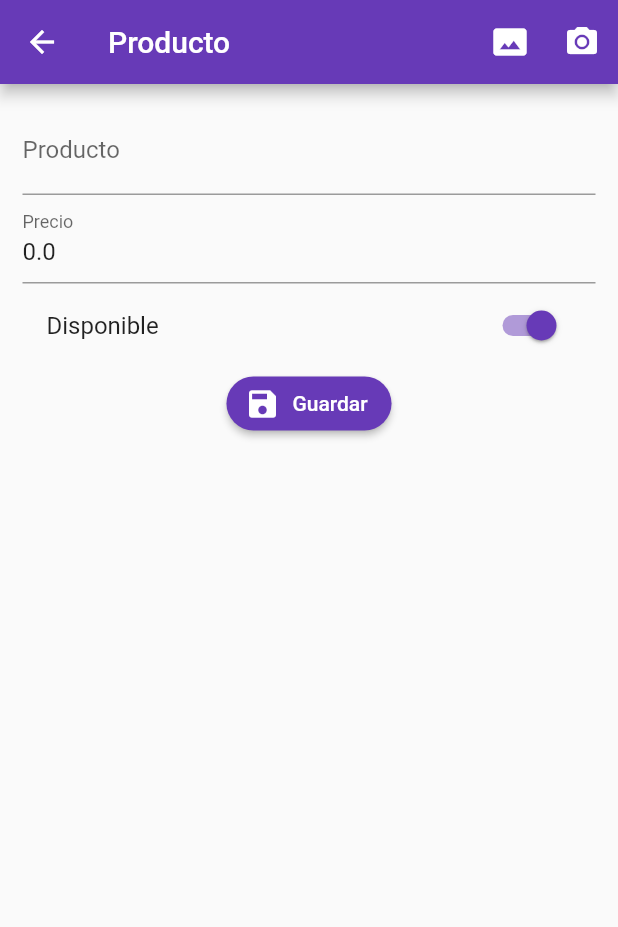
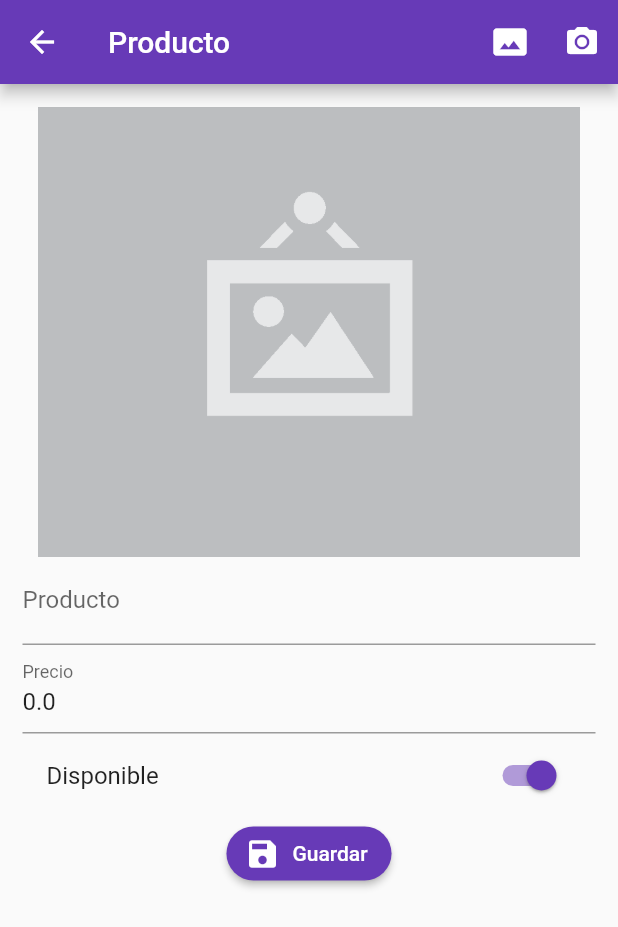
Before and after one commit to victand98/flutter_form_validation, a Flutter app: the ProductPage screen opened by its route, after a tap on the "photo size select actual" icon, on a phone screen of 412 x 824 dp. Shown: the top 927 px of the screen. Run offline on Flutter 3.47's test engine with Material 2 defaults, Android fonts, the phone set to English and light mode, and no system bars; our stand-ins replace image_picker, rxdart; network calls fail.

Commit message:
Image Picker

```diff
--- a/lib/src/pages/product_page.dart
+++ b/lib/src/pages/product_page.dart
@@ -1,4 +1,6 @@
+import 'dart:io';
 import 'package:flutter/material.dart';
+import 'package:image_picker/image_picker.dart';
 
 import 'package:flutter_form_validation/src/models/product_model.dart';
 import 'package:flutter_form_validation/src/providers/products_provider.dart';
@@ -19,6 +21,8 @@ class _ProductPageState extends State<ProductPage> {
 
   bool _saving = false;
 
+  File photo;
+
   @override
   Widget build(BuildContext context) {
     final ProductModel productData = ModalRoute.of(context).settings.arguments;
@@ -34,11 +38,11 @@ class _ProductPageState extends State<ProductPage> {
         actions: [
           IconButton(
             icon: Icon(Icons.photo_size_select_actual),
-            onPressed: () {},
+            onPressed: _selectPhoto,
           ),
           IconButton(
             icon: Icon(Icons.camera_alt),
-            onPressed: () {},
+            onPressed: _takePhoto,
           ),
         ],
       ),
@@ -49,6 +53,7 @@ class _ProductPageState extends State<ProductPage> {
             key: formKey,
             child: Column(
               children: [
+                _showPhoto(),
                 _createName(),
                 _createPrice(),
                 _createAvailable(),
@@ -136,4 +141,43 @@ class _ProductPageState extends State<ProductPage> {
 
     ScaffoldMessenger.of(context).showSnackBar(snackBar);
   }
+
+  Widget _showPhoto() {
+    print("_photo?.path ${photo?.path}");
+    if (product.fotoUrl != null)
+      return Container();
+    else {
+      return photo == null
+          ? Image(
+              image: AssetImage("assets/no-image.png"),
+              height: 300.0,
+              fit: BoxFit.cover,
+            )
+          : Image.file(
+              photo,
+              height: 300.0,
+              fit: BoxFit.cover,
+            );
+    }
+  }
+
+  _selectPhoto() async {
+    _processImage(ImageSource.gallery);
+  }
+
+  _takePhoto() async {
+    _processImage(ImageSource.camera);
+  }
+
+  _processImage(ImageSource source) async {
+    final pickedFile = await ImagePicker().getImage(source: source);
+
+    setState(() {
+      if (pickedFile != null) {
+        photo = File(pickedFile.path);
+      } else {
+        print('No image selected.');
+      }
+    });
+  }
 }
--- a/lib/src/providers/products_provider.dart
+++ b/lib/src/providers/products_provider.dart
@@ -54,7 +54,7 @@ class ProductsProvider {
   Future<int> deleteProduct(String id) async {
     final url = Uri.parse('$_url/products/$id.json');
 
-    final resp = await http.delete(url);
+    await http.delete(url);
 
     return 1;
   }
--- a/pubspec.yaml
+++ b/pubspec.yaml
@@ -29,6 +29,7 @@ dependencies:
   cupertino_icons: ^1.0.2
   rxdart: ^0.26.0
   http:
+  image_picker:
 
 dev_dependencies:
   flutter_test:
@@ -45,8 +46,8 @@ flutter:
   uses-material-design: true
 
   # To add assets to your application, add an assets section, like this:
-  # assets:
-  #   - images/a_dot_burr.jpeg
+  assets:
+    - assets/
   #   - images/a_dot_ham.jpeg
 
   # An image asset can refer to one or more resolution-specific "variants", see
```
Also changed, not shown: assets/jar-loading.gif (added), assets/no-image.png (added), pubspec.lock, 2 other files.
